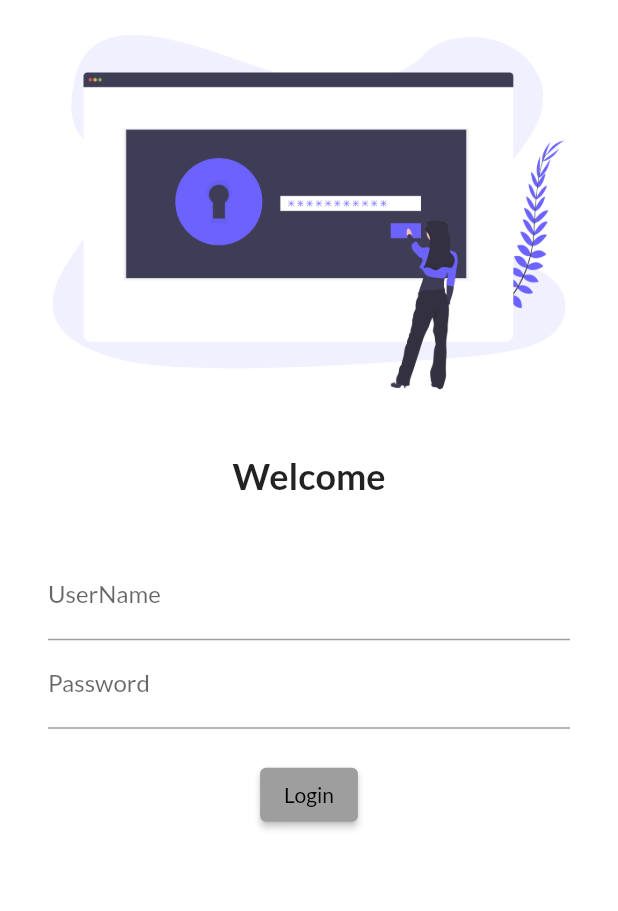
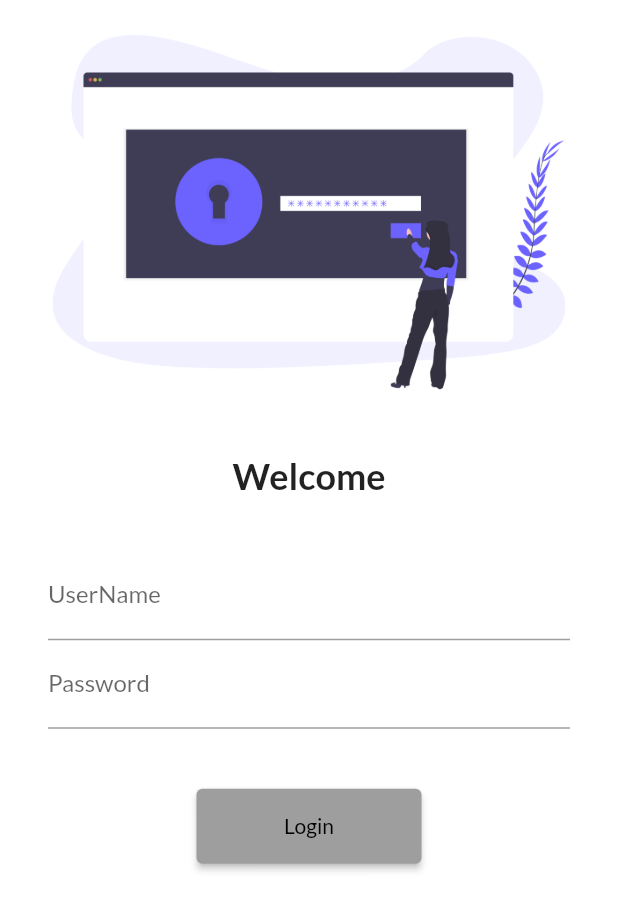
Before and after one commit to variaankitb/flutter_demo, a Flutter app: the screen it shows after launch, on a phone screen of 412 x 824 dp. Shown: the top 911 px of the screen. Run offline on Flutter 3.47's test engine with Material 2 defaults, Android fonts, the phone set to English and light mode, and no system bars; our stand-ins replace google_fonts.

Commit message:
- Day Five

```diff
--- a/lib/main.dart
+++ b/lib/main.dart
@@ -1,5 +1,7 @@
 import 'package:flutter/material.dart';
+import 'package:flutter_demo/pages/home_page.dart';
 import 'package:flutter_demo/pages/login_page.dart';
+import 'package:flutter_demo/utils/flutter_demo_routes.dart';
 import 'package:google_fonts/google_fonts.dart';
 
 void main() {
@@ -15,7 +17,9 @@ class MyApp extends StatelessWidget {
       themeMode: ThemeMode.light,
       theme: ThemeData(
         primarySwatch: Colors.grey,
-        fontFamily: GoogleFonts.lato().fontFamily,
+        fontFamily: GoogleFonts
+            .lato()
+            .fontFamily,
         primaryTextTheme: GoogleFonts.latoTextTheme(),
       ),
       darkTheme: ThemeData(
@@ -23,7 +27,8 @@ class MyApp extends StatelessWidget {
       ),
       routes: {
         "/": (context) => LoginPage(),
-        "/login": (context) => LoginPage()
+        FlutterDemoRoutes.homeRoute: (context) => HomePage(),
+        FlutterDemoRoutes.loginRoute: (context) => LoginPage()
       },
     );
   }
--- a/lib/pages/login_page.dart
+++ b/lib/pages/login_page.dart
@@ -1,10 +1,12 @@
 import 'package:flutter/material.dart';
+import 'package:flutter_demo/utils/flutter_demo_routes.dart';
 
 class LoginPage extends StatelessWidget {
   @override
   Widget build(BuildContext context) {
     return Material(
       color: Colors.white,
+      child: SingleChildScrollView(
         child: Column(
           children: [
             Image.asset(
@@ -43,13 +45,13 @@ class LoginPage extends StatelessWidget {
                     ),
                   ),
                   SizedBox(
-                  height: 20,
+                    height: 40,
                   ),
                   ElevatedButton(
                     onPressed: () {
-                    print("Hello Guys");
+                      Navigator.pushNamed(context, FlutterDemoRoutes.homeRoute);
                     },
-                  style: TextButton.styleFrom(),
+                    style: TextButton.styleFrom(minimumSize: Size(150, 50)),
                     child: Text("Login"),
                   )
                 ],
@@ -57,6 +59,7 @@ class LoginPage extends StatelessWidget {
             ),
           ],
         ),
+      ),
     );
   }
 }
--- /dev/null
+++ b/lib/utils/flutter_demo_routes.dart
@@ -0,0 +1,4 @@
+class FlutterDemoRoutes {
+  static String loginRoute = "/login";
+  static String homeRoute = "/home";
+}
```
Lines whose indentation alone changed are shown as unchanged.
